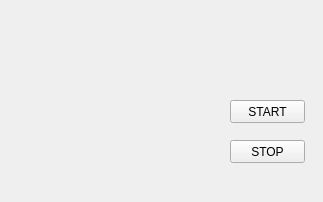
Chunting/UrRobotControllerInTCP, file packages/plugin_library/ForceControl/src/emptyWidget.ui: the form before one commit.
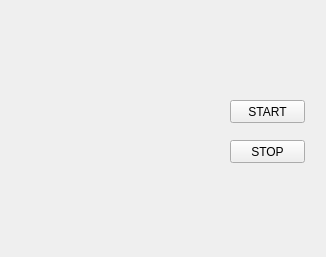
The form after the commit. Icons and pictures are not drawn.

Commit message: 1.UI logger added. 2.多线程资源释放优化。

What changed in the file:
```diff
--- a/packages/plugin_library/ForceControl/src/emptyWidget.ui
+++ b/packages/plugin_library/ForceControl/src/emptyWidget.ui
@@ -6,8 +6,8 @@
    <rect>
     <x>0</x>
     <y>0</y>
-    <width>323</width>
-    <height>202</height>
+    <width>326</width>
+    <height>257</height>
    </rect>
   </property>
   <property name="windowTitle">
@@ -58,6 +58,16 @@
     <bool>true</bool>
    </property>
   </widget>
+  <widget class="QWidget" name="logger" native="true">
+   <property name="geometry">
+    <rect>
+     <x>10</x>
+     <y>170</y>
+     <width>301</width>
+     <height>81</height>
+    </rect>
+   </property>
+  </widget>
  </widget>
  <layoutdefault spacing="6" margin="11"/>
  <resources>
```
The commit also changes 5 other files.
